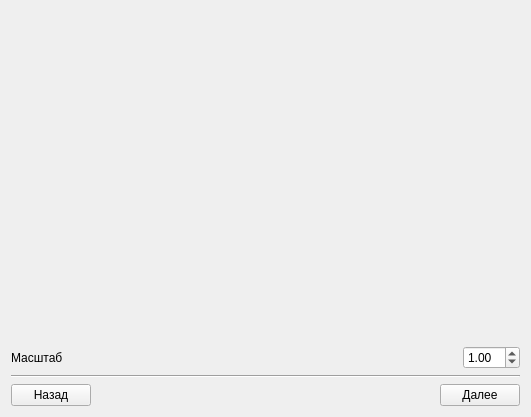
The window that GraphDialog1.ui (group93492/economics_LPP) describes before a commit, drawn with Qt 5.
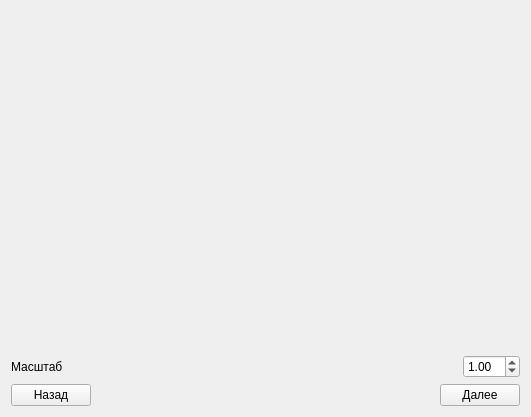
The same window after the commit.

Commit message: Place minmaxdrawdialog on widget, include his in project

What changed in the file:
```diff
--- a/GraphDialog1.ui
+++ b/GraphDialog1.ui
@@ -15,7 +15,7 @@
   </property>
   <layout class="QVBoxLayout" name="verticalLayout_2">
    <item>
-    <layout class="QVBoxLayout" name="generalLayout" stretch="0,0,0,0,0">
+    <layout class="QVBoxLayout" name="generalLayout" stretch="0,0,0,0">
      <item>
       <layout class="QHBoxLayout" name="paintLayout"/>
      </item>
@@ -60,7 +60,7 @@
           <double>0.100000000000000</double>
          </property>
          <property name="maximum">
-          <double>20.000000000000000</double>
+          <double>20.100000000000001</double>
          </property>
          <property name="singleStep">
           <double>0.100000000000000</double>
@@ -72,13 +72,6 @@
        </item>
       </layout>
      </item>
-     <item>
-      <widget class="Line" name="line">
-       <property name="orientation">
-        <enum>Qt::Horizontal</enum>
-       </property>
-      </widget>
-     </item>
      <item>
       <layout class="QHBoxLayout" name="buttonLayout">
        <item>
```
Left out of the diff: 2 changed lines with no effect on the pictures. The commit also changes 6 other files.
